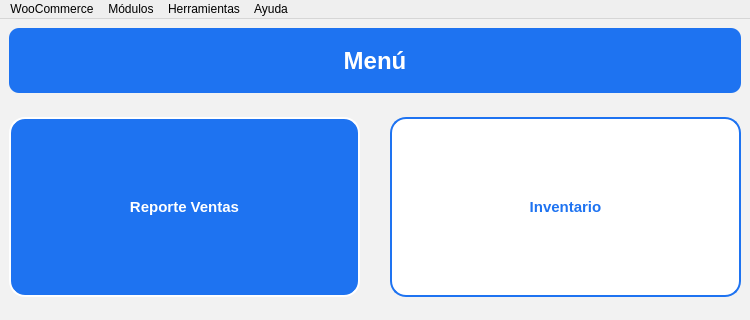
Old version of the form app/menu/ui/view_menu.ui in the repository SamSami25/PyWoo; both pictures show x 0 to 750 and y 0 to 320 of the 750 by 516 pixel window.
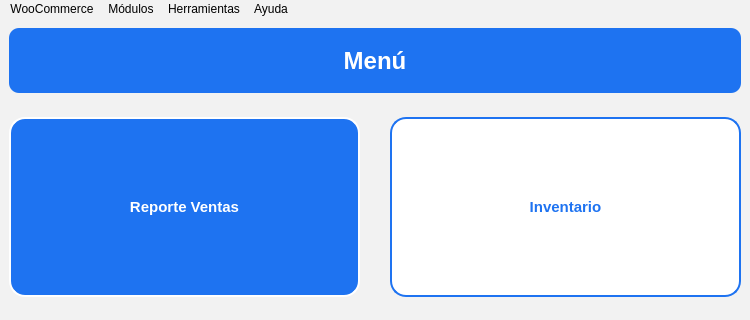
New version of the form. Icons and pictures are not drawn.

```diff
--- a/app/menu/ui/view_menu.ui
+++ b/app/menu/ui/view_menu.ui
@@ -24,6 +24,25 @@
     font-family: Segoe UI;
 }
 
+QMenuBar {
+    background-color: #f2f2f2;
+    color: black;
+}
+
+QMenuBar::item:selected {
+    background-color: #d6d6d6;
+}
+
+QMenu {
+    background-color: white;
+    color: black;
+}
+
+QMenu::item:selected {
+    background-color: #e3f2fd;
+}
+
+
 /* ================= BOTONES BASE ================= */
 QPushButton {
     font-size: 11pt;
```
